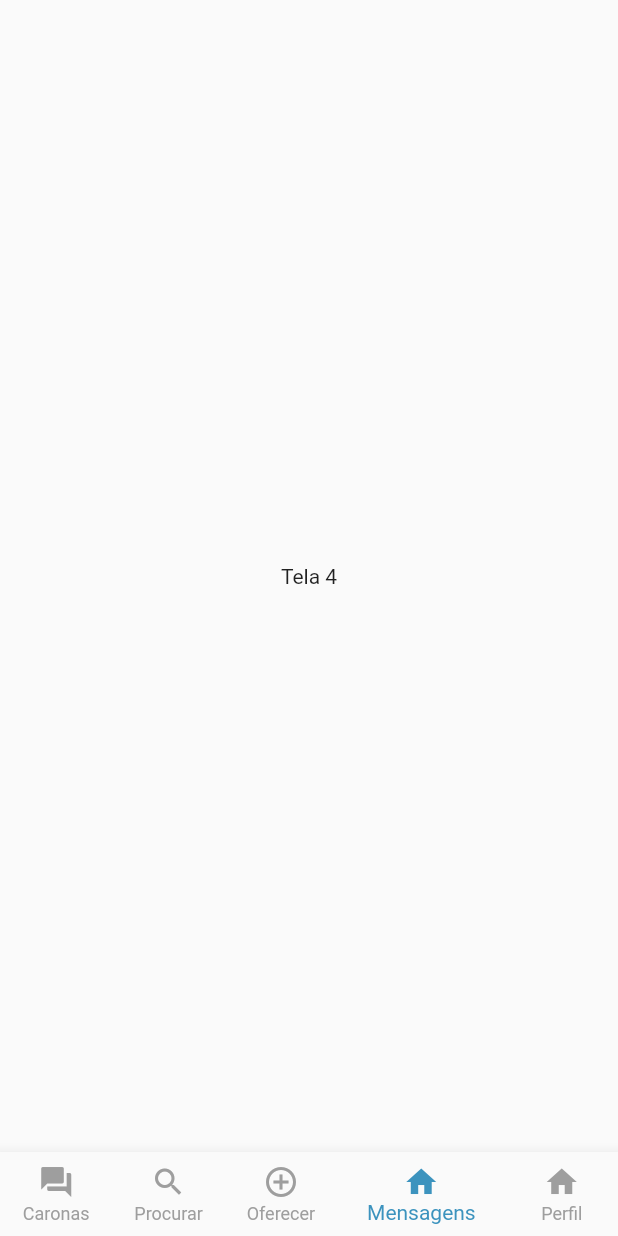
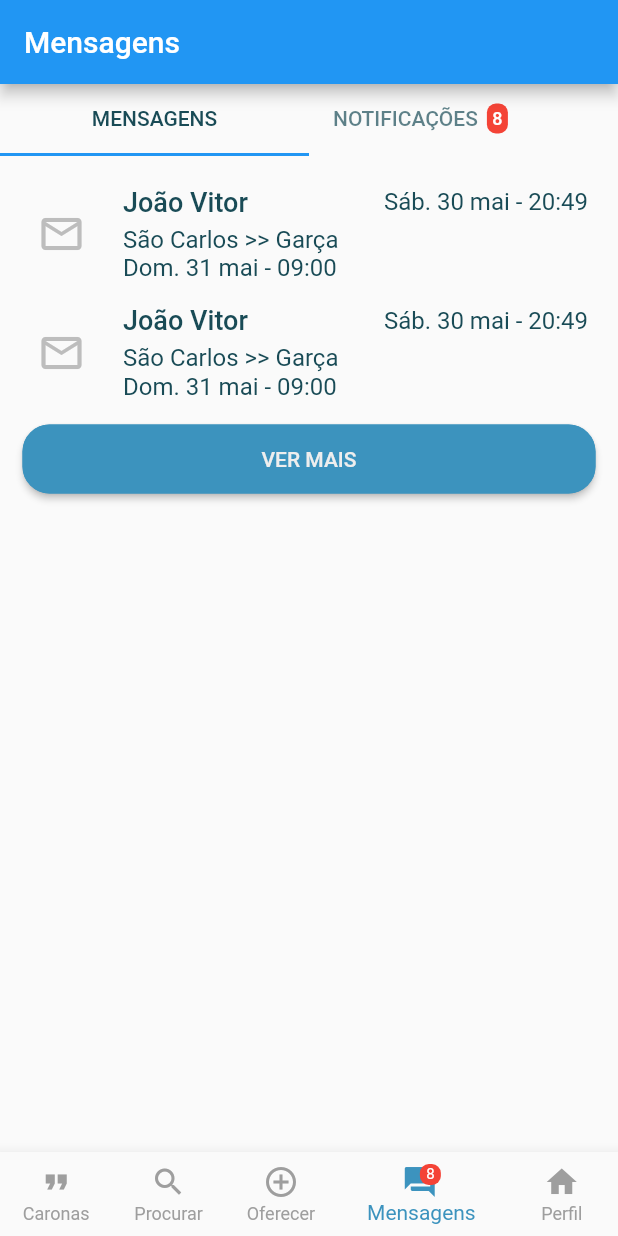
Before and after one commit to claudineibjr/bla_bla_car_clone, a Flutter app: the screen it shows after launch, item 4 of the bottom bar chosen, on a phone screen of 412 x 824 dp. Run offline on Flutter 3.47's test engine with Material 2 defaults, Android fonts, the phone set to English and light mode, and no system bars.

Commit message:
"Message" screen designed

```diff
--- a/lib/ui/screens/home/home_page.dart
+++ b/lib/ui/screens/home/home_page.dart
@@ -1,3 +1,4 @@
+import 'package:bla_bla_car_clone/ui/screens/messages/messages_screen.dart';
 import 'package:bla_bla_car_clone/ui/screens/offer/offer_ride_screen.dart';
 import 'package:bla_bla_car_clone/ui/screens/rides/rides_screen.dart';
 import 'package:bla_bla_car_clone/ui/screens/search/search_screen.dart';
@@ -23,9 +24,7 @@ class _HomePageState extends State<HomePage> {
       RidesScreen(),
       SearchScreen(),
       OfferRideScreen(),
-      Center(
-        child: Text('Tela 4'),
-      ),
+      MessagesScreen(),
       Center(
         child: Text('Tela 5'),
       ),
@@ -54,7 +53,7 @@ class _HomePageState extends State<HomePage> {
         unselectedItemColor: Colors.grey,
         items: [
           BottomNavigationBarItem(
-            icon: Icon(Icons.forum), // mdi-wechat
+            icon: Icon(Icons.format_quote), // mdi-wechat
             title: Text('Caronas'),
           ),
           BottomNavigationBarItem(
@@ -66,7 +65,36 @@ class _HomePageState extends State<HomePage> {
             title: Text('Oferecer'),
           ),
           BottomNavigationBarItem(
-            icon: Icon(Icons.home),
+            icon: Stack(
+              children: <Widget>[
+                Padding(
+                  padding: EdgeInsets.only(right: 2.0),
+                  child: Icon(Icons.forum),
+                ),
+                Positioned(
+                  right: 0,
+                  child: Container(
+                    padding: EdgeInsets.all(1),
+                    decoration: BoxDecoration(
+                      color: Colors.red,
+                      borderRadius: BorderRadius.circular(6),
+                    ),
+                    constraints: BoxConstraints(
+                      minHeight: 14,
+                      minWidth: 14,
+                    ),
+                    child: Text(
+                      '8',
+                      style: TextStyle(
+                        color: Colors.white,
+                        fontSize: 10,
+                      ),
+                      textAlign: TextAlign.center,
+                    ),
+                  ),
+                ),
+              ],
+            ),
             title: Text('Mensagens'),
           ),
           BottomNavigationBarItem(
@@ -75,15 +103,7 @@ class _HomePageState extends State<HomePage> {
           ),
         ],
       ),
-      body: SafeArea(
-        child: Padding(
-          padding: EdgeInsets.symmetric(
-            vertical: 20.0,
-            horizontal: 15.0,
-          ),
-          child: screens[currentTabIndex],
-        ),
-      ),
+      body: screens[currentTabIndex],
     );
   }
 }
--- /dev/null
+++ b/lib/ui/screens/messages/messages_screen.dart
@@ -0,0 +1,239 @@
+import 'package:bla_bla_car_clone/ui/utils/colors.dart';
+import 'package:flutter/material.dart';
+
+class MessagesScreen extends StatefulWidget {
+  @override
+  _MessagesScreenState createState() => _MessagesScreenState();
+}
+
+class _MessagesScreenState extends State<MessagesScreen> {
+  int currentTabIndex;
+
+  @override
+  void initState() {
+    currentTabIndex = 0;
+
+    super.initState();
+  }
+
+  Widget messageCard() {
+    return Padding(
+      padding: EdgeInsets.only(
+        left: 5,
+        right: 5,
+        bottom: 15,
+      ),
+      child: Row(
+        mainAxisSize: MainAxisSize.max,
+        crossAxisAlignment: CrossAxisAlignment.center,
+        children: <Widget>[
+          SizedBox(width: 5),
+          Icon(
+            Icons.mail_outline,
+            color: Colors.grey[400],
+            size: 32,
+          ),
+          SizedBox(width: 25),
+          Flexible(
+            child: Column(
+              crossAxisAlignment: CrossAxisAlignment.start,
+              children: <Widget>[
+                Row(
+                  mainAxisAlignment: MainAxisAlignment.spaceBetween,
+                  children: <Widget>[
+                    Text(
+                      'João Vitor',
+                      style: TextStyle(
+                        color: ThemeColors.secondaryColor,
+                        fontWeight: FontWeight.w500,
+                        fontSize: 18,
+                      ),
+                    ),
+                    Text(
+                      'Sáb. 30 mai - 20:49',
+                      style: TextStyle(
+                        color: ThemeColors.secondaryColor,
+                        fontSize: 16,
+                      ),
+                    ),
+                  ],
+                ),
+                SizedBox(height: 5),
+                Text(
+                  'São Carlos >> Garça',
+                  style: TextStyle(
+                    color: ThemeColors.secondaryColor,
+                    fontSize: 16,
+                  ),
+                ),
+                Text(
+                  'Dom. 31 mai - 09:00',
+                  style: TextStyle(
+                    color: ThemeColors.secondaryColor,
+                    fontSize: 16,
+                  ),
+                ),
+              ],
+            ),
+          ),
+        ],
+      ),
+    );
+  }
+
+  Widget notificationCard() {
+    return Padding(
+      padding: EdgeInsets.only(
+        left: 5,
+        right: 5,
+        bottom: 15,
+      ),
+      child: Row(
+        mainAxisSize: MainAxisSize.max,
+        crossAxisAlignment: CrossAxisAlignment.center,
+        children: <Widget>[
+          SizedBox(width: 5),
+          Icon(
+            Icons.star,
+            color: Colors.grey[400],
+            size: 32,
+          ),
+          SizedBox(width: 25),
+          Flexible(
+            child: Column(
+              crossAxisAlignment: CrossAxisAlignment.start,
+              children: <Widget>[
+                Text(
+                  'Fazer avaliação',
+                  style: TextStyle(
+                    color: ThemeColors.mainColor,
+                    fontWeight: FontWeight.bold,
+                    fontSize: 18,
+                  ),
+                ),
+                SizedBox(height: 5),
+                Text(
+                  'Depois da carona São Carlos-Bauru, faça uma avaliação de Juliana',
+                  style: TextStyle(
+                    color: ThemeColors.secondaryColor,
+                    fontSize: 16,
+                  ),
+                ),
+              ],
+            ),
+          ),
+          Icon(
+            Icons.close,
+            color: Colors.grey[800],
+            size: 32,
+          ),
+        ],
+      ),
+    );
+  }
+
+  List<Widget> getWidgets() {
+    List<Widget> widgets = [];
+
+    if (currentTabIndex == 0) {
+      widgets.add(messageCard());
+      widgets.add(messageCard());
+
+      widgets.add(
+        SizedBox(
+          width: double.infinity,
+          child: RaisedButton(
+            shape: RoundedRectangleBorder(
+              borderRadius: BorderRadius.circular(18),
+              side: BorderSide(
+                color: ThemeColors.mainColor,
+              ),
+            ),
+            color: ThemeColors.mainColor,
+            onPressed: () {},
+            padding: EdgeInsets.symmetric(
+              vertical: 15,
+            ),
+            child: Text(
+              'Ver mais'.toUpperCase(),
+              style: TextStyle(color: ThemeColors.backgroundColor),
+            ),
+          ),
+        ),
+      );
+    } else if (currentTabIndex == 1) {
+      widgets.add(notificationCard());
+      widgets.add(notificationCard());
+    }
+
+    return widgets;
+  }
+
+  @override
+  Widget build(BuildContext context) {
+    return Scaffold(
+      appBar: AppBar(
+        title: Text('Mensagens'),
+      ),
+      body: SafeArea(
+        child: Column(
+          children: <Widget>[
+            DefaultTabController(
+              length: 2,
+              child: TabBar(
+                onTap: (int index) => setState(() => currentTabIndex = index),
+                labelColor: ThemeColors.secondaryColor,
+                tabs: [
+                  Tab(
+                    text: 'Mensagens'.toUpperCase(),
+                  ),
+                  Tab(
+                    // text: 'Notificações'.toUpperCase(),
+                    child: Row(
+                      children: <Widget>[
+                        Text('Notificações'.toUpperCase()),
+                        SizedBox(width: 6),
+                        Container(
+                          decoration: BoxDecoration(
+                            color: Colors.red,
+                            borderRadius: BorderRadius.circular(6),
+                          ),
+                          constraints: BoxConstraints(
+                            maxHeight: 20,
+                            minWidth: 14,
+                          ),
+                          child: Center(
+                            child: Text(
+                              '8',
+                              style: TextStyle(
+                                color: Colors.white,
+                                fontSize: 12,
+                              ),
+                              textAlign: TextAlign.center,
+                            ),
+                          ),
+                        ),
+                      ],
+                    ),
+                  ),
+                ],
+              ),
+            ),
+            Padding(
+              padding: EdgeInsets.symmetric(
+                vertical: 20.0,
+                horizontal: 15.0,
+              ),
+              child: SingleChildScrollView(
+                child: Column(
+                  mainAxisSize: MainAxisSize.max,
+                  children: getWidgets(),
+                ),
+              ),
+            ),
+          ],
+        ),
+      ),
+    );
+  }
+}
--- a/lib/ui/screens/search/search_screen.dart
+++ b/lib/ui/screens/search/search_screen.dart
@@ -10,7 +10,13 @@ class _SearchScreenState extends State<SearchScreen> {
   @override
   Widget build(BuildContext context) {
     return Scaffold(
-      body: Column(
+      body: SafeArea(
+        child: Padding(
+          padding: EdgeInsets.symmetric(
+            vertical: 20.0,
+            horizontal: 15.0,
+          ),
+          child: Column(
             crossAxisAlignment: CrossAxisAlignment.start,
             children: <Widget>[
               Text(
@@ -167,6 +173,8 @@ class _SearchScreenState extends State<SearchScreen> {
               )
             ],
           ),
+        ),
+      ),
     );
   }
 }
```
Lines whose indentation alone changed are shown as unchanged.
